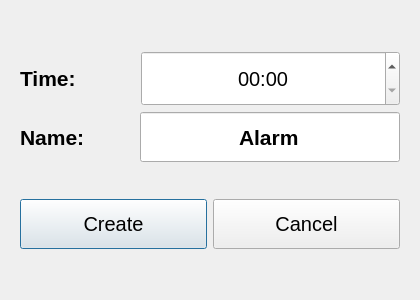
Before: the Qt Designer form SmartTimer/addalarmdialog.ui in secondYearProjects/SmartTimer, drawn with Qt 5.
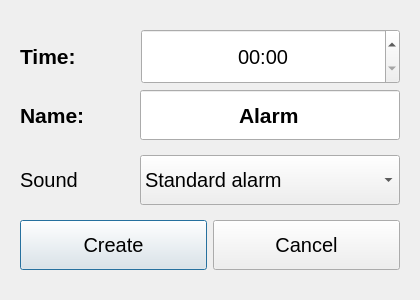
After: the same form once the commit is applied. Icons and pictures are not drawn.

Commit message: Finish with signal settings, Fix GUI for alarms on finish

What changed in the file:
```diff
--- a/SmartTimer/addalarmdialog.ui
+++ b/SmartTimer/addalarmdialog.ui
@@ -161,6 +161,67 @@
         </item>
        </layout>
       </item>
+      <item>
+       <layout class="QHBoxLayout" name="horizontalLayout_4">
+        <item>
+         <widget class="QLabel" name="label_3">
+          <property name="text">
+           <string>Sound</string>
+          </property>
+         </widget>
+        </item>
+        <item>
+         <spacer name="horizontalSpacer_3">
+          <property name="orientation">
+           <enum>Qt::Horizontal</enum>
+          </property>
+          <property name="sizeHint" stdset="0">
+           <size>
+            <width>40</width>
+            <height>20</height>
+           </size>
+          </property>
+         </spacer>
+        </item>
+        <item>
+         <widget class="QComboBox" name="SoundBox">
+          <property name="minimumSize">
+           <size>
+            <width>260</width>
+            <height>50</height>
+           </size>
+          </property>
+          <property name="maximumSize">
+           <size>
+            <width>260</width>
+            <height>16777215</height>
+           </size>
+          </property>
+          <property name="cursor">
+           <cursorShape>ArrowCursor</cursorShape>
+          </property>
+          <property name="currentText">
+           <string>Standard alarm</string>
+          </property>
+          <item>
+           <property name="text">
+            <string>Standard alarm</string>
+           </property>
+          </item>
+          <item>
+           <property name="text">
+            <string>Sound2</string>
+           </property>
+          </item>
+          <item>
+           <property name="text">
+            <string>Sound3</string>
+           </property>
+          </item>
+         </widget>
+        </item>
+       </layout>
+      </item>
       <item>
        <layout class="QHBoxLayout" name="horizontalLayout">
         <item>
```
The commit also changes 21 other files.
